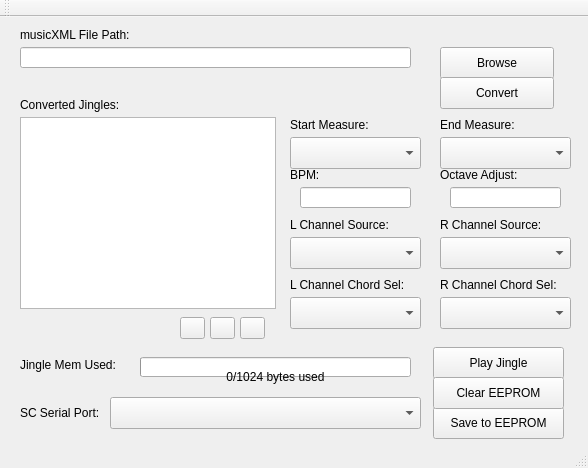
First picture: the form in Jingle/SCJingleConverter/mainwindow.ui, repository greggersaurus/OpenSteamController, before the edit.
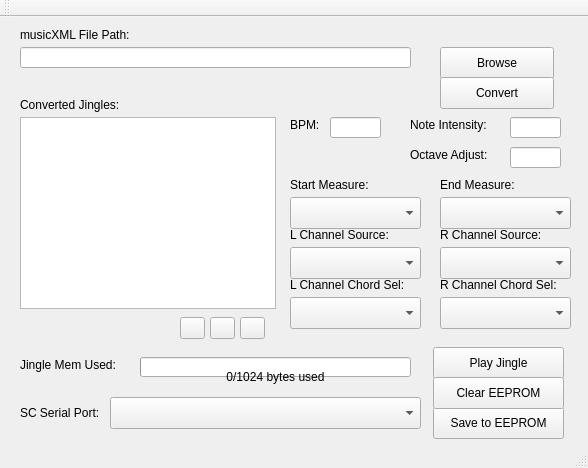
Second picture: the form after the edit.

Patch:
```diff
--- a/Jingle/SCJingleConverter/mainwindow.ui
+++ b/Jingle/SCJingleConverter/mainwindow.ui
@@ -70,7 +70,7 @@
     <property name="geometry">
      <rect>
       <x>290</x>
-      <y>200</y>
+      <y>210</y>
       <width>151</width>
       <height>16</height>
      </rect>
@@ -138,7 +138,7 @@
     <property name="geometry">
      <rect>
       <x>290</x>
-      <y>220</y>
+      <y>230</y>
       <width>131</width>
       <height>32</height>
      </rect>
@@ -164,7 +164,7 @@
     <property name="geometry">
      <rect>
       <x>440</x>
-      <y>220</y>
+      <y>230</y>
       <width>131</width>
       <height>32</height>
      </rect>
@@ -174,7 +174,7 @@
     <property name="geometry">
      <rect>
       <x>440</x>
-      <y>200</y>
+      <y>210</y>
       <width>151</width>
       <height>16</height>
      </rect>
@@ -294,7 +294,7 @@
     <property name="geometry">
      <rect>
       <x>290</x>
-      <y>120</y>
+      <y>180</y>
       <width>131</width>
       <height>32</height>
      </rect>
@@ -307,7 +307,7 @@
     <property name="geometry">
      <rect>
       <x>440</x>
-      <y>120</y>
+      <y>180</y>
       <width>131</width>
       <height>32</height>
      </rect>
@@ -317,7 +317,7 @@
     <property name="geometry">
      <rect>
       <x>290</x>
-      <y>100</y>
+      <y>160</y>
       <width>151</width>
       <height>16</height>
      </rect>
@@ -330,7 +330,7 @@
     <property name="geometry">
      <rect>
       <x>440</x>
-      <y>100</y>
+      <y>160</y>
       <width>151</width>
       <height>16</height>
      </rect>
@@ -342,9 +342,9 @@
    <widget class="QLabel" name="octaveAdjustLabel">
     <property name="geometry">
      <rect>
-      <x>440</x>
-      <y>150</y>
-      <width>151</width>
+      <x>410</x>
+      <y>130</y>
+      <width>91</width>
       <height>16</height>
      </rect>
     </property>
@@ -356,8 +356,8 @@
     <property name="geometry">
      <rect>
       <x>290</x>
-      <y>150</y>
-      <width>151</width>
+      <y>100</y>
+      <width>41</width>
       <height>16</height>
      </rect>
     </property>
@@ -368,9 +368,9 @@
    <widget class="QLineEdit" name="bpmLineEdit">
     <property name="geometry">
      <rect>
-      <x>300</x>
-      <y>170</y>
-      <width>111</width>
+      <x>330</x>
+      <y>100</y>
+      <width>51</width>
       <height>21</height>
      </rect>
     </property>
@@ -378,9 +378,9 @@
    <widget class="QLineEdit" name="octaveAdjustLineEdit">
     <property name="geometry">
      <rect>
-      <x>450</x>
-      <y>170</y>
-      <width>111</width>
+      <x>510</x>
+      <y>130</y>
+      <width>51</width>
       <height>21</height>
      </rect>
     </property>
@@ -452,6 +452,29 @@
      <string>Clear EEPROM</string>
     </property>
    </widget>
+   <widget class="QLabel" name="noteIntensityLabel">
+    <property name="geometry">
+     <rect>
+      <x>410</x>
+      <y>100</y>
+      <width>101</width>
+      <height>16</height>
+     </rect>
+    </property>
+    <property name="text">
+     <string>Note Intensity:</string>
+    </property>
+   </widget>
+   <widget class="QLineEdit" name="noteIntensityLineEdit">
+    <property name="geometry">
+     <rect>
+      <x>510</x>
+      <y>100</y>
+      <width>51</width>
+      <height>21</height>
+     </rect>
+    </property>
+   </widget>
   </widget>
   <widget class="QMenuBar" name="menuBar">
    <property name="geometry">
```
